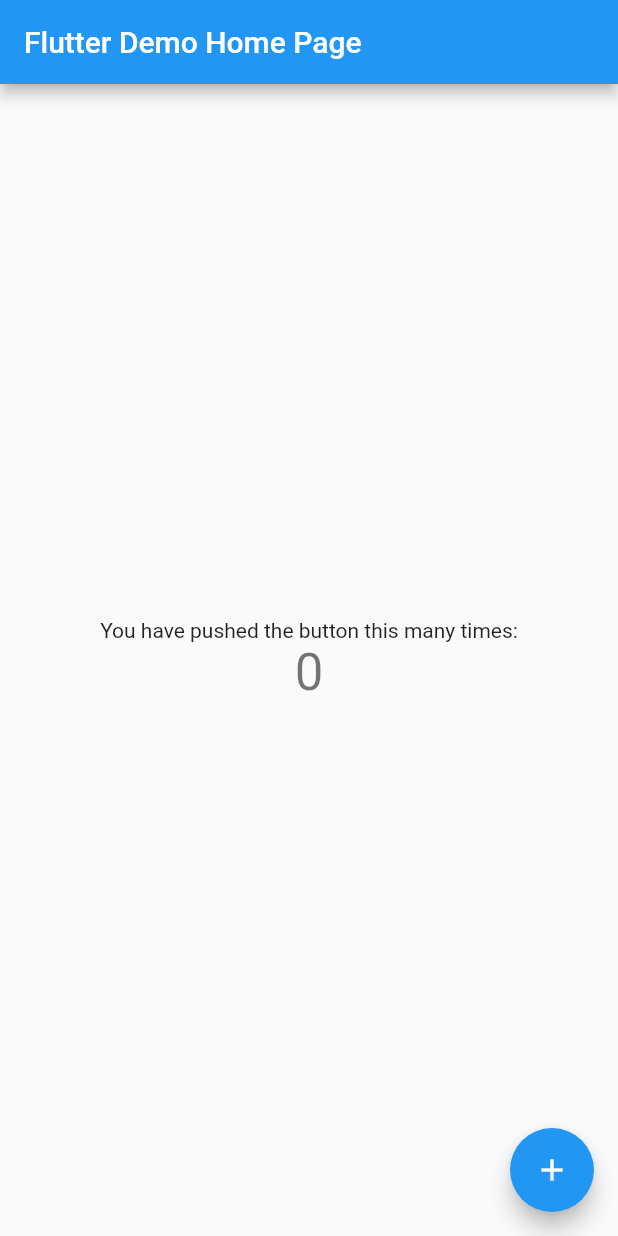
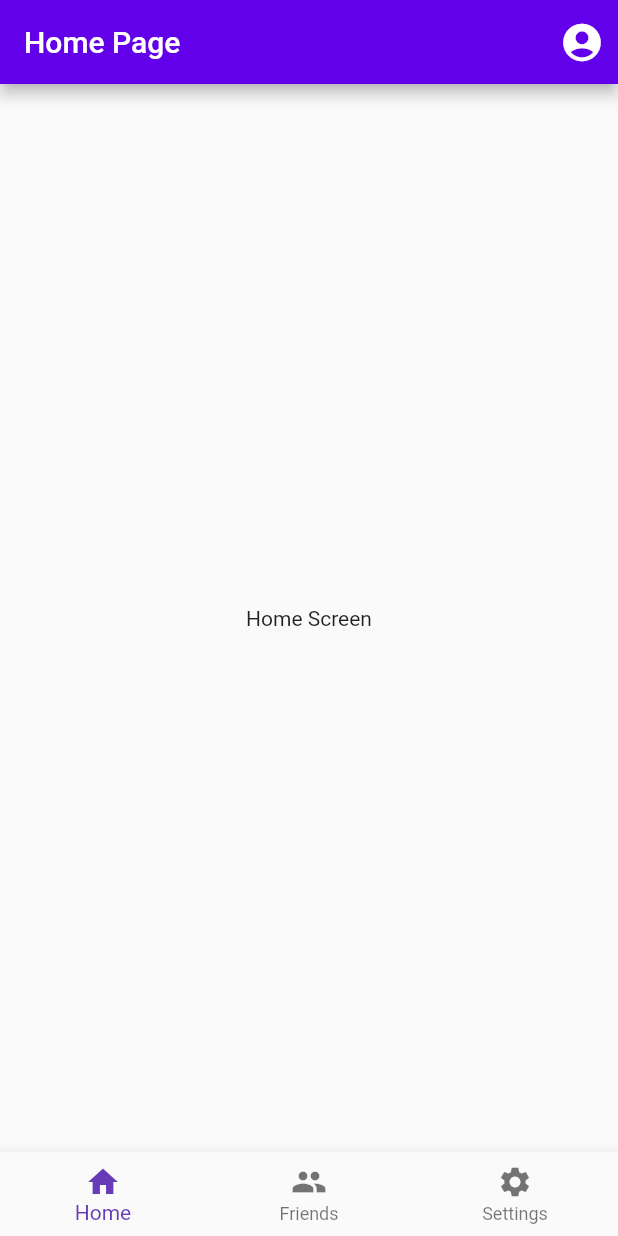
Before and after one commit to Ravi448/flutter_starter, a Flutter app: the screen it shows after launch, on a phone screen of 412 x 824 dp. Run offline on Flutter 3.47's test engine with Material 2 defaults, Android fonts, the phone set to English and light mode, and no system bars.

Commit message:
First Commits

```diff
--- a/lib/main.dart
+++ b/lib/main.dart
@@ -1,111 +1,4 @@
 import 'package:flutter/material.dart';
+import 'screens/widgets/tabs.dart';
 
-void main() => runApp(MyApp());
-
-class MyApp extends StatelessWidget {
-  // This widget is the root of your application.
-  @override
-  Widget build(BuildContext context) {
-    return MaterialApp(
-      title: 'Flutter Demo',
-      theme: ThemeData(
-        // This is the theme of your application.
-        //
-        // Try running your application with "flutter run". You'll see the
-        // application has a blue toolbar. Then, without quitting the app, try
-        // changing the primarySwatch below to Colors.green and then invoke
-        // "hot reload" (press "r" in the console where you ran "flutter run",
-        // or simply save your changes to "hot reload" in a Flutter IDE).
-        // Notice that the counter didn't reset back to zero; the application
-        // is not restarted.
-        primarySwatch: Colors.blue,
-      ),
-      home: MyHomePage(title: 'Flutter Demo Home Page'),
-    );
-  }
-}
-
-class MyHomePage extends StatefulWidget {
-  MyHomePage({Key key, this.title}) : super(key: key);
-
-  // This widget is the home page of your application. It is stateful, meaning
-  // that it has a State object (defined below) that contains fields that affect
-  // how it looks.
-
-  // This class is the configuration for the state. It holds the values (in this
-  // case the title) provided by the parent (in this case the App widget) and
-  // used by the build method of the State. Fields in a Widget subclass are
-  // always marked "final".
-
-  final String title;
-
-  @override
-  _MyHomePageState createState() => _MyHomePageState();
-}
-
-class _MyHomePageState extends State<MyHomePage> {
-  int _counter = 0;
-
-  void _incrementCounter() {
-    setState(() {
-      // This call to setState tells the Flutter framework that something has
-      // changed in this State, which causes it to rerun the build method below
-      // so that the display can reflect the updated values. If we changed
-      // _counter without calling setState(), then the build method would not be
-      // called again, and so nothing would appear to happen.
-      _counter++;
-    });
-  }
-
-  @override
-  Widget build(BuildContext context) {
-    // This method is rerun every time setState is called, for instance as done
-    // by the _incrementCounter method above.
-    //
-    // The Flutter framework has been optimized to make rerunning build methods
-    // fast, so that you can just rebuild anything that needs updating rather
-    // than having to individually change instances of widgets.
-    return Scaffold(
-      appBar: AppBar(
-        // Here we take the value from the MyHomePage object that was created by
-        // the App.build method, and use it to set our appbar title.
-        title: Text(widget.title),
-      ),
-      body: Center(
-        // Center is a layout widget. It takes a single child and positions it
-        // in the middle of the parent.
-        child: Column(
-          // Column is also layout widget. It takes a list of children and
-          // arranges them vertically. By default, it sizes itself to fit its
-          // children horizontally, and tries to be as tall as its parent.
-          //
-          // Invoke "debug painting" (press "p" in the console, choose the
-          // "Toggle Debug Paint" action from the Flutter Inspector in Android
-          // Studio, or the "Toggle Debug Paint" command in Visual Studio Code)
-          // to see the wireframe for each widget.
-          //
-          // Column has various properties to control how it sizes itself and
-          // how it positions its children. Here we use mainAxisAlignment to
-          // center the children vertically; the main axis here is the vertical
-          // axis because Columns are vertical (the cross axis would be
-          // horizontal).
-          mainAxisAlignment: MainAxisAlignment.center,
-          children: <Widget>[
-            Text(
-              'You have pushed the button this many times:',
-            ),
-            Text(
-              '$_counter',
-              style: Theme.of(context).textTheme.display1,
-            ),
-          ],
-        ),
-      ),
-      floatingActionButton: FloatingActionButton(
-        onPressed: _incrementCounter,
-        tooltip: 'Increment',
-        child: Icon(Icons.add),
-      ), // This trailing comma makes auto-formatting nicer for build methods.
-    );
-  }
-}
+void main() => runApp(MainTabs());
--- /dev/null
+++ b/lib/screens/home.dart
@@ -0,0 +1,25 @@
+import 'package:flutter/material.dart';
+import 'package:flutter_starter/screens/login.dart';
+
+class Home extends StatelessWidget {
+  Home({Key key, this.title}) : super(key: key);
+
+  final String title;
+
+  @override
+  Widget build (BuildContext context){
+    return Scaffold(
+      appBar: new AppBar(
+        title: new Text(title),
+        actions: <Widget>[
+          new IconButton(icon: Icon(Icons.account_circle),iconSize: 30,color: Colors.white,onPressed: (){
+            Navigator.push(context, MaterialPageRoute(builder: (context)=>LoginPage()));
+          },)
+        ],
+      ),
+      body: Center(
+        child: new Text('Home Screen'),
+      )
+    );
+  }
+}
--- /dev/null
+++ b/lib/screens/list.dart
@@ -0,0 +1,15 @@
+import 'package:flutter/material.dart';
+
+class ListPage extends StatelessWidget{
+  @override
+  Widget build (BuildContext context){
+    return Scaffold(
+      appBar: new AppBar(
+        title: new Text('List'),
+      ),
+      body: Center(
+        child: new Text('My Friends'),
+      ),
+    );
+  }
+}
--- /dev/null
+++ b/lib/screens/login.dart
@@ -0,0 +1,15 @@
+import 'package:flutter/material.dart';
+
+class LoginPage extends StatelessWidget{
+  @override
+  Widget build(BuildContext context){
+    return Scaffold(
+      appBar: new AppBar(
+        title: new Text('Login'),
+      ),
+      body: Center(
+        child: new Text('Login page'),
+      ),
+    );
+  }
+}
--- /dev/null
+++ b/lib/screens/settings.dart
@@ -0,0 +1,15 @@
+import 'package:flutter/material.dart';
+
+class Settings extends StatelessWidget{
+  @override
+  Widget build(BuildContext context){
+    return Scaffold(
+      appBar: AppBar(
+        title: new Text('App Settings'),
+      ),
+      body: Center(
+        child: new Text('Settings Page'),
+      ),
+    );
+  }
+}
--- /dev/null
+++ b/lib/screens/widgets/tabs.dart
@@ -0,0 +1,61 @@
+import 'package:flutter/material.dart';
+import 'package:flutter_starter/screens/home.dart';
+import 'package:flutter_starter/screens/list.dart';
+import 'package:flutter_starter/screens/settings.dart';
+
+class MainTabs extends StatefulWidget{
+  MainTabs({Key key}):super(key:key);
+  @override
+  Apptabs createState() => Apptabs();
+}
+
+
+class Apptabs extends State<MainTabs>{
+  int _selected = 0;
+  final _navigationpages = [
+      new Home(title: 'Home Page'),
+      new ListPage(),
+      new Settings()
+  ];
+  @override
+  Widget build (BuildContext context){
+    return MaterialApp(
+      home: DefaultTabController(
+        length: 3,
+        child: Scaffold(
+          body: Center(
+            child: _navigationpages.elementAt(_selected),
+          ),
+          bottomNavigationBar: BottomNavigationBar(
+            items: <BottomNavigationBarItem>[
+              BottomNavigationBarItem(
+                icon: new Icon(Icons.home),
+                title: new Text('Home')
+              ),
+              BottomNavigationBarItem(
+                icon: new Icon(Icons.group),
+                title: new Text('Friends')
+              ),
+              BottomNavigationBarItem(
+                icon: new Icon(Icons.settings),
+                title: new Text('Settings')
+              )
+            ],
+            currentIndex: _selected,
+            fixedColor: Colors.deepPurple,
+            onTap: _navigate,
+          ),
+        ),
+      ),
+      theme: ThemeData(
+        primarySwatch: Colors.deepPurple,
+        primaryColor: Colors.deepPurpleAccent[700]
+      ),
+    );
+  }
+  void _navigate(int index){
+    setState((){
+      _selected = index;
+    });
+  }
+}
```
Also changed, not shown: lib/screens/signup.dart (added), 8 other files.
